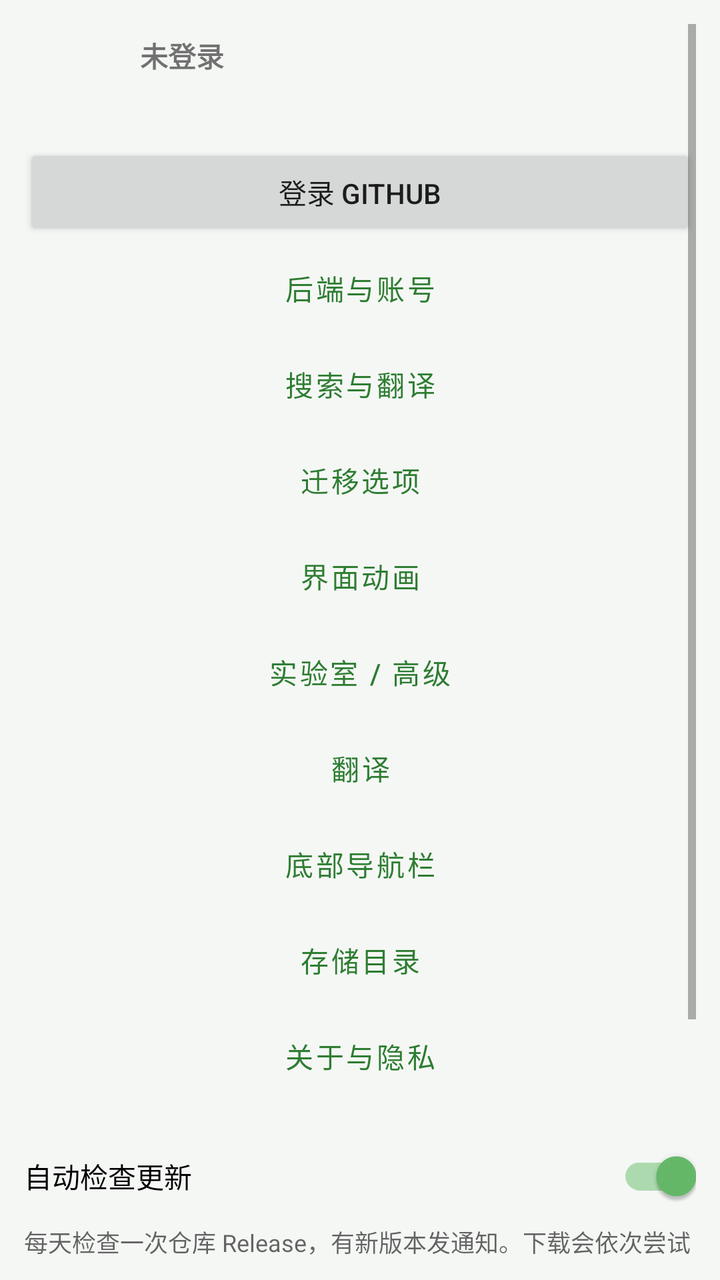
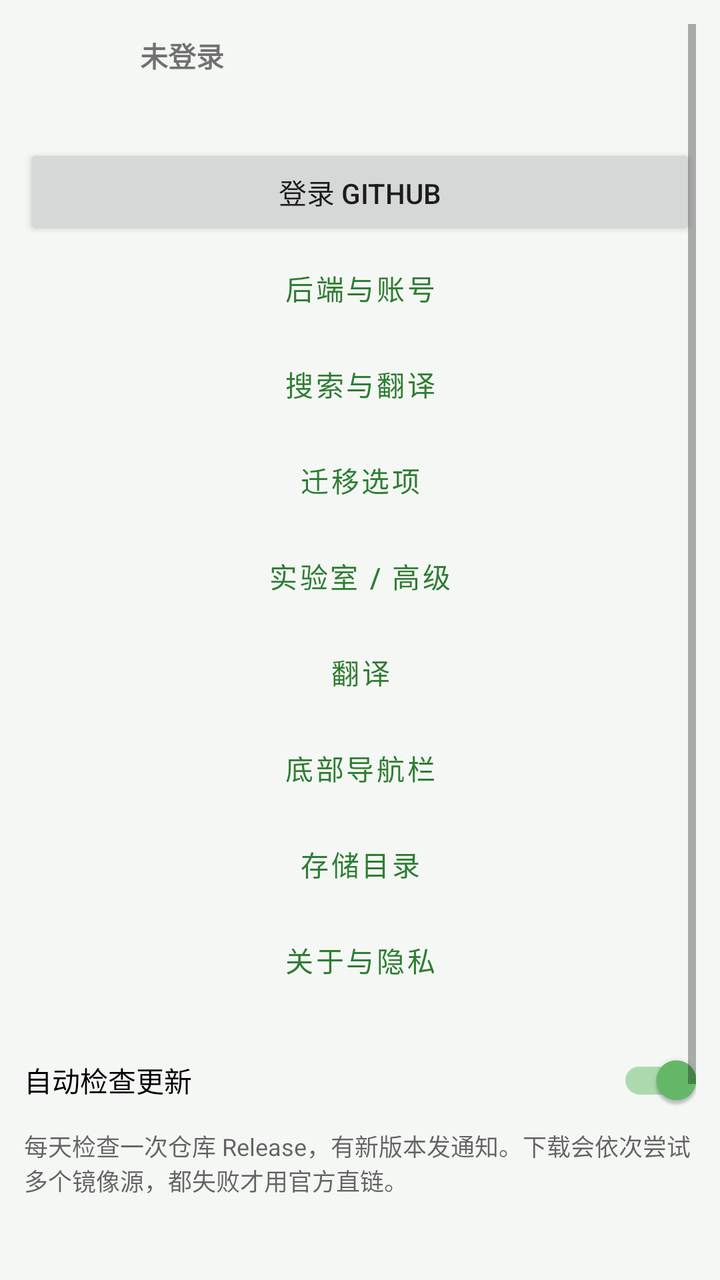

Screens rendered from an Android XML layout before and after an edit, with the pre-edit source and the edit as a unified diff.
<!-- AndroidManifest.xml: application theme Theme.ModMigrator -->
<!-- res/layout/fragment_settings_main.xml -->
<?xml version="1.0" encoding="utf-8"?>
<ScrollView xmlns:android="http://schemas.android.com/apk/res/android"
    android:layout_width="match_parent"
    android:layout_height="match_parent"
    android:padding="12dp">

    <LinearLayout
        android:layout_width="match_parent"
        android:layout_height="wrap_content"
        android:orientation="vertical">

        <LinearLayout
            android:id="@+id/rowAccount"
            android:layout_width="match_parent"
            android:layout_height="wrap_content"
            android:gravity="center_vertical"
            android:orientation="horizontal"
            android:paddingBottom="12dp">

            <ImageView
                android:id="@+id/ivAvatar"
                android:layout_width="48dp"
                android:layout_height="48dp"
                android:contentDescription="@string/app_name"
                android:src="@drawable/ic_person" />

            <LinearLayout
                android:layout_width="0dp"
                android:layout_height="wrap_content"
                android:layout_marginStart="10dp"
                android:layout_weight="1"
                android:orientation="vertical">

                <TextView
                    android:id="@+id/tvAccount"
                    android:layout_width="match_parent"
                    android:layout_height="wrap_content"
                    android:text="@string/account_not_login"
                    android:textStyle="bold" />

                <TextView
                    android:id="@+id/tvConnState"
                    android:layout_width="match_parent"
                    android:layout_height="wrap_content"
                    android:textColor="@color/textSecondary"
                    android:textSize="12sp" />
            </LinearLayout>
        </LinearLayout>

        <Button
            android:id="@+id/btnAccount"
            android:layout_width="match_parent"
            android:layout_height="wrap_content"
            android:text="@string/account_login" />

        <Button
            android:id="@+id/btnGoBackend"
            style="@style/Widget.MaterialComponents.Button.OutlinedButton"
            android:layout_width="match_parent"
            android:layout_height="wrap_content"
            android:text="@string/menu_backend" />

        <Button
            android:id="@+id/btnGoSearch"
            style="@style/Widget.MaterialComponents.Button.OutlinedButton"
            android:layout_width="match_parent"
            android:layout_height="wrap_content"
            android:text="@string/menu_search" />

        <Button
            android:id="@+id/btnGoMigrate"
            style="@style/Widget.MaterialComponents.Button.OutlinedButton"
            android:layout_width="match_parent"
            android:layout_height="wrap_content"
            android:text="@string/menu_migrate" />

        <Button
            android:id="@+id/btnGoAnim"
            style="@style/Widget.MaterialComponents.Button.OutlinedButton"
            android:layout_width="match_parent"
            android:layout_height="wrap_content"
            android:text="@string/anim_title" />

        <Button
            android:id="@+id/btnGoLab"
            style="@style/Widget.MaterialComponents.Button.OutlinedButton"
            android:layout_width="match_parent"
            android:layout_height="wrap_content"
            android:text="@string/menu_lab" />

        <Button
            android:id="@+id/btnGoTranslate"
            style="@style/Widget.MaterialComponents.Button.OutlinedButton"
            android:layout_width="match_parent"
            android:layout_height="wrap_content"
            android:text="@string/menu_translate" />

        <Button
            android:id="@+id/btnGoNav"
            style="@style/Widget.MaterialComponents.Button.OutlinedButton"
            android:layout_width="match_parent"
            android:layout_height="wrap_content"
            android:text="@string/menu_nav" />

        <Button
            android:id="@+id/btnGoStorage"
            style="@style/Widget.MaterialComponents.Button.OutlinedButton"
            android:layout_width="match_parent"
            android:layout_height="wrap_content"
            android:text="@string/menu_storage" />

        <Button
            android:id="@+id/btnGoAbout"
            style="@style/Widget.MaterialComponents.Button.OutlinedButton"
            android:layout_width="match_parent"
            android:layout_height="wrap_content"
            android:text="@string/menu_about" />

        <com.google.android.material.switchmaterial.SwitchMaterial
            android:id="@+id/swUpdate"
            android:layout_width="match_parent"
            android:layout_height="wrap_content"
            android:layout_marginTop="12dp"
            android:checked="true"
            android:text="@string/cfg_update" />

        <TextView
            android:layout_width="match_parent"
            android:layout_height="wrap_content"
            android:paddingBottom="8dp"
            android:text="@string/cfg_update_hint"
            android:textColor="@color/textSecondary"
            android:textSize="12sp" />

        <com.google.android.material.switchmaterial.SwitchMaterial
            android:id="@+id/swOffline"
            android:layout_width="match_parent"
            android:layout_height="wrap_content"
            android:layout_marginTop="12dp"
            android:text="@string/cfg_offline" />

        <TextView
            android:layout_width="match_parent"
            android:layout_height="wrap_content"
            android:paddingBottom="8dp"
            android:text="@string/cfg_offline_hint"
            android:textColor="@color/textSecondary"
            android:textSize="12sp" />
    </LinearLayout>
</ScrollView>
<!-- resources referenced by this layout -->
<resources>
  <color name="textSecondary">#99000000</color>
  <!-- drawable ic_person (drawable) -->
  <?xml version="1.0" encoding="utf-8"?>
  <vector xmlns:android="http://schemas.android.com/apk/res/android"
      android:width="24dp" android:height="24dp"
      android:viewportWidth="960" android:viewportHeight="960"
      android:tint="?attr/colorControlNormal">
      <path android:fillColor="@android:color/white" android:pathData="M480-480q-66 0-113-47t-47-113q0-66 47-113t113-47q66 0 113 47t47 113q0 66-47 113t-113 47ZM160-160v-32q0-34 17.5-62.5T224-294q62-31 126-45t130-14q66 0 130 14t126 45q29 15 46.5 43.5T800-208v32H160Z" />
  </vector>
  <string name="account_login">登录 GitHub</string>
  <string name="account_not_login">未登录</string>
  <string name="anim_title">界面动画</string>
  <string name="app_name">模组迁移助手</string>
  <string name="cfg_offline">完全离线（断网）</string>
  <string name="cfg_offline_hint">开启后任何网络请求都不发：只用本地词典与已缓存译文，搜索与下载不可用，但已装模组的迁移、配置编辑照常。注意：这与「关掉后端」是两回事——关后端只是改成你自己填 Key 直连，仍然联网。</string>
  <string name="cfg_update">自动检查更新</string>
  <string name="cfg_update_hint">每天检查一次仓库 Release，有新版本发通知。下载会依次尝试多个镜像源，都失败才用官方直链。</string>
  <string name="menu_about">关于与隐私</string>
  <string name="menu_backend">后端与账号</string>
  <string name="menu_lab">实验室 / 高级</string>
  <string name="menu_migrate">迁移选项</string>
  <string name="menu_nav">底部导航栏</string>
  <string name="menu_search">搜索与翻译</string>
  <string name="menu_storage">存储目录</string>
  <string name="menu_translate">翻译</string>
  <style name="Theme.ModMigrator" parent="Theme.MaterialComponents.DayNight.NoActionBar">
          <item name="colorPrimary">@color/primary</item>
          <item name="colorPrimaryDark">@color/primaryDark</item>
          <item name="colorAccent">@color/accent</item>
          <item name="android:windowBackground">@color/bg</item>
          <item name="android:statusBarColor">@color/primaryDark</item>
          <item name="preferenceTheme">@style/PreferenceThemeOverlay</item>
      </style>
  <color name="primary">#FF2E7D32</color>
  <color name="primaryDark">#FF1B5E20</color>
  <color name="accent">#FF66BB6A</color>
  <color name="bg">#FFF5F7F5</color>
</resources>

<!-- the commit's change to res/layout/fragment_settings_main.xml (unified diff, before → after) -->
@@ -75,13 +75,6 @@
             android:text="@string/menu_migrate" />
 
         <Button
-            android:id="@+id/btnGoAnim"
-            style="@style/Widget.MaterialComponents.Button.OutlinedButton"
-            android:layout_width="match_parent"
-            android:layout_height="wrap_content"
-            android:text="@string/anim_title" />
-
-        <Button
             android:id="@+id/btnGoLab"
             style="@style/Widget.MaterialComponents.Button.OutlinedButton"
             android:layout_width="match_parent"
<!-- resource entries referenced after the edit -->
@@ -11,7 +11,6 @@
   </vector>
   <string name="account_login">登录 GitHub</string>
   <string name="account_not_login">未登录</string>
-  <string name="anim_title">界面动画</string>
   <string name="app_name">模组迁移助手</string>
   <string name="cfg_offline">完全离线（断网）</string>
   <string name="cfg_offline_hint">开启后任何网络请求都不发：只用本地词典与已缓存译文，搜索与下载不可用，但已装模组的迁移、配置编辑照常。注意：这与「关掉后端」是两回事——关后端只是改成你自己填 Key 直连，仍然联网。</string>
